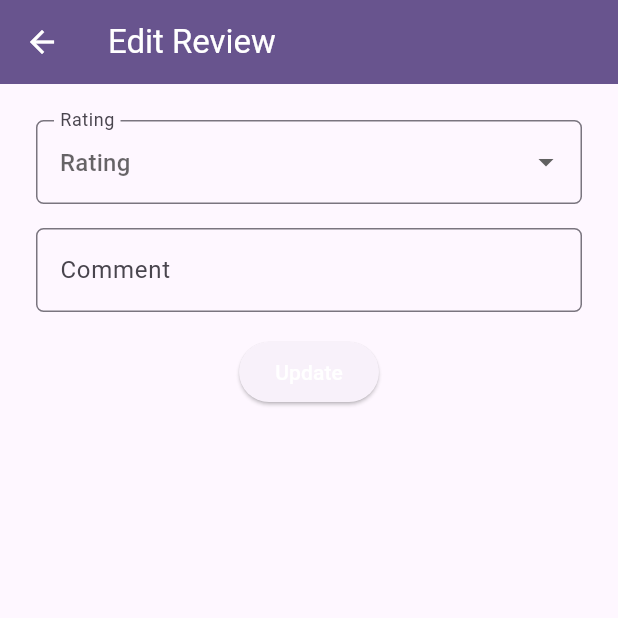
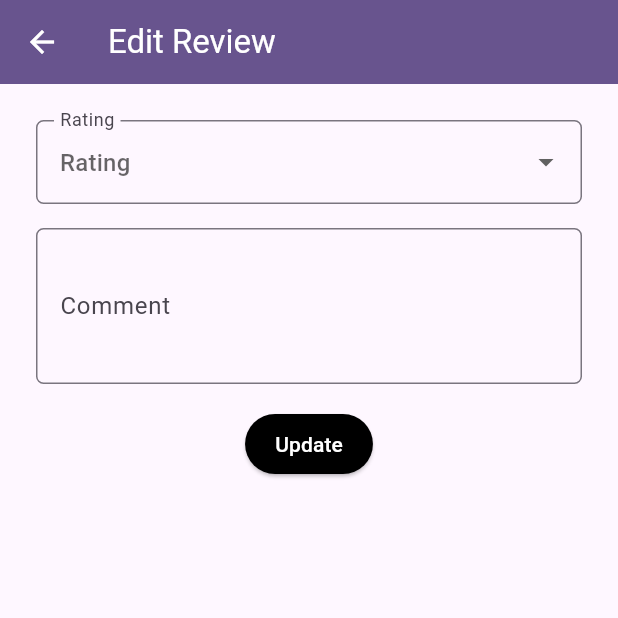
Before and after one commit to PBP24-D10/sobat-mobile, a Flutter app: the EditReviewPage screen opened directly with empty values, on a phone screen of 412 x 824 dp, the top half of it. Run offline on Flutter 3.47's test engine with Material 3 defaults, Android fonts, the phone set to English and light mode, and no system bars; our stand-ins replace cookie_jar, font_awesome_flutter, google_fonts, google_nav_bar, image_picker, quickalert; missing offline and left inert: pbp_django_auth.

Commit message:
Fixed Review Button & Image Display

```diff
--- a/lib/review/screens/review_edit_page.dart
+++ b/lib/review/screens/review_edit_page.dart
@@ -102,6 +102,9 @@ class _EditReviewPageState extends State<EditReviewPage> {
                     }
                     return null;
                   },
+                  keyboardType: TextInputType.multiline,
+                  minLines: 3,
+                  maxLines: null,
                 ),
               ),
               Align(
@@ -136,6 +139,11 @@ class _EditReviewPageState extends State<EditReviewPage> {
                         }
                       }
                     },
+                    style: ElevatedButton.styleFrom(
+                      backgroundColor: Colors.black,
+                      foregroundColor: Colors.white,
+                      padding: const EdgeInsets.symmetric(horizontal: 20, vertical: 10),
+                    ),
                     child: const Text(
                       "Update",
                       style: TextStyle(color: Colors.white),
--- a/lib/review/screens/review_page.dart
+++ b/lib/review/screens/review_page.dart
@@ -159,6 +159,12 @@ class _ReviewPageState extends State<ReviewPage> {
               child: Column(
                 crossAxisAlignment: CrossAxisAlignment.start,
                 children: [
+                  Center( child: Image.network(imageUrl, fit: BoxFit.cover,
+                  width: MediaQuery.of(context).size.width - 32,
+                  height: 200,
+                  errorBuilder: (context, error, stackTrace) {
+                    return const Text('Unable to load image', textAlign: TextAlign.center);
+                  })),
                   Center(
                     child: Column(
                       children: [
--- a/lib/review/widgets/review_card.dart
+++ b/lib/review/widgets/review_card.dart
@@ -13,7 +13,7 @@ class ReviewTile extends StatelessWidget {
   @override
   Widget build(BuildContext context) {
     final request = context.read<CookieRequest>();
-    String nama = request.jsonData['username'];
+    int userID = request.jsonData['id'];
     return Card(
       child: Padding(
         padding: const EdgeInsets.all(16.0),
@@ -44,7 +44,7 @@ class ReviewTile extends StatelessWidget {
               style: const TextStyle(color: Color.fromARGB(255, 127, 127, 127)),
             ),
             const SizedBox(height: 16),
-            if (nama == item.username)
+            if (userID == item.user)
               Row(
                 children: [
                   ElevatedButton(
```
Also changed, not shown: lib/review/screens/review_add_form.dart (+8 -0 lines).
